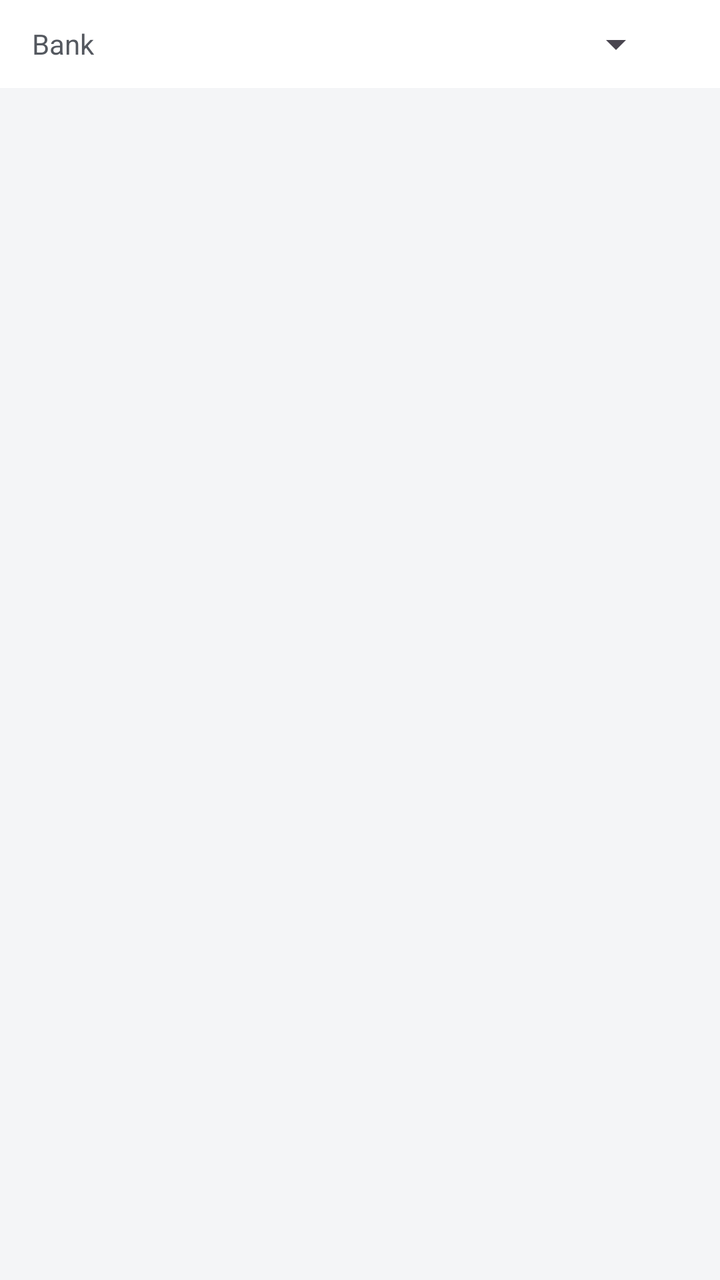
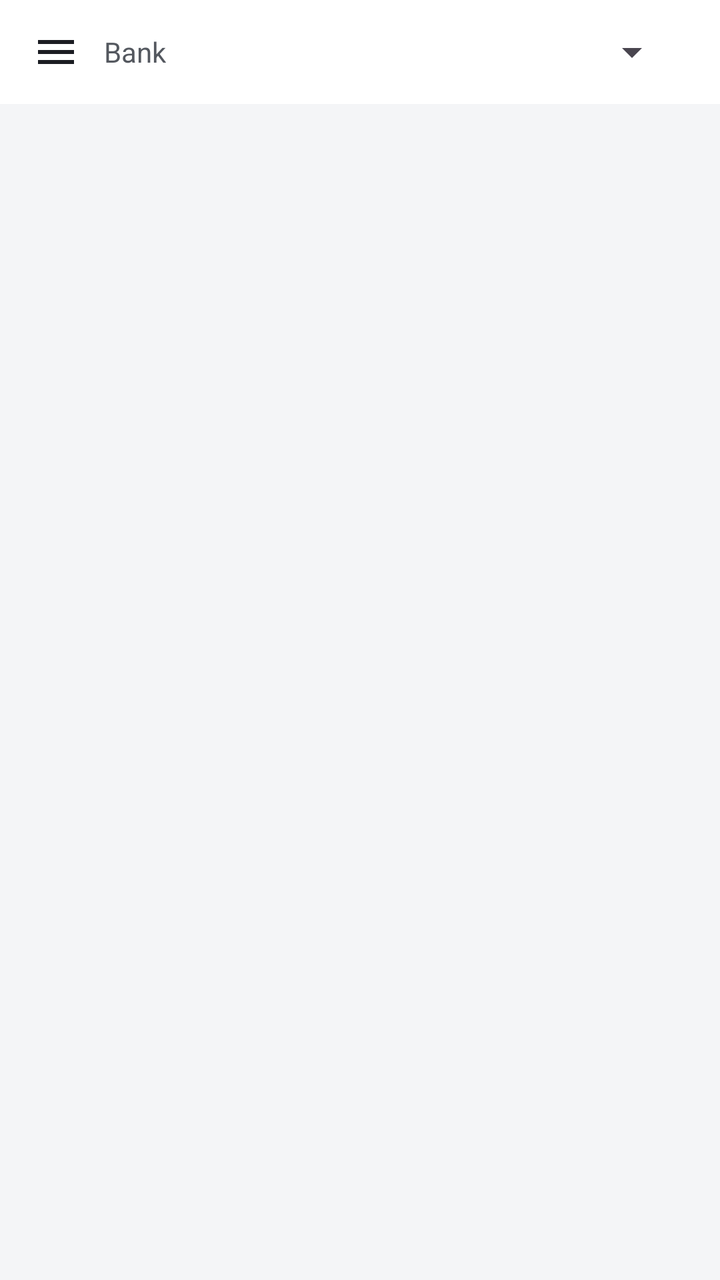

Two renders of the same Android screen: before a commit and after it. Below are the layout's source before the change and the commit's diff.
<!-- AndroidManifest.xml: application theme Theme.MonitorMix -->
<!-- res/layout/activity_mixer.xml -->
<?xml version="1.0" encoding="utf-8"?>
<LinearLayout xmlns:android="http://schemas.android.com/apk/res/android"
    android:layout_width="match_parent"
    android:layout_height="match_parent"
    android:orientation="vertical"
    android:background="?android:attr/colorBackground">

    <LinearLayout
        android:layout_width="match_parent"
        android:layout_height="wrap_content"
        android:orientation="horizontal"
        android:background="?attr/colorSurface"
        android:paddingHorizontal="16dp"
        android:paddingVertical="10dp"
        android:gravity="center_vertical">

        <TextView
            android:layout_width="wrap_content"
            android:layout_height="wrap_content"
            android:text="Bank"
            android:textColor="?attr/colorOnSurfaceVariant"
            android:layout_marginEnd="10dp" />

        <Spinner
            android:id="@+id/bank_spinner"
            android:layout_width="0dp"
            android:layout_height="wrap_content"
            android:layout_weight="1" />

        <TextView
            android:id="@+id/status_label"
            android:layout_width="wrap_content"
            android:layout_height="wrap_content"
            android:layout_marginStart="12dp"
            android:textColor="?attr/colorError"
            android:text="" />

    </LinearLayout>

    <androidx.recyclerview.widget.RecyclerView
        android:id="@+id/channel_recycler"
        android:layout_width="match_parent"
        android:layout_height="0dp"
        android:layout_weight="1"
        android:orientation="horizontal"
        android:clipToPadding="false"
        android:padding="10dp" />

</LinearLayout>
<!-- resources referenced by this layout -->
<resources>
  <style name="Theme.MonitorMix" parent="Theme.Material3.DayNight.NoActionBar">
          <item name="colorPrimary">@color/primary</item>
          <item name="colorOnPrimary">@color/on_primary</item>
          <item name="colorSecondary">@color/secondary</item>
          <item name="colorOnSecondary">@color/on_secondary</item>
          <item name="android:colorBackground">@color/background</item>
          <item name="colorSurface">@color/surface</item>
          <item name="colorOnSurface">@color/on_surface</item>
          <item name="colorSurfaceVariant">@color/surface_variant</item>
          <item name="colorOnSurfaceVariant">@color/on_surface_variant</item>
          <item name="colorError">@color/mute_active</item>
      </style>
  <color name="primary">#3B6DF6</color>
  <color name="on_primary">#FFFFFF</color>
  <color name="secondary">#1FAA6B</color>
  <color name="on_secondary">#FFFFFF</color>
  <color name="background">#F4F5F7</color>
  <color name="surface">#FFFFFF</color>
  <color name="on_surface">#1B1D22</color>
  <color name="surface_variant">#E7E9EE</color>
  <color name="on_surface_variant">#54585F</color>
  <color name="mute_active">#E5473F</color>
</resources>

<!-- the commit's change to res/layout/activity_mixer.xml (unified diff, before → after) -->
@@ -1,49 +1,109 @@
 <?xml version="1.0" encoding="utf-8"?>
-<LinearLayout xmlns:android="http://schemas.android.com/apk/res/android"
+<androidx.drawerlayout.widget.DrawerLayout
+    xmlns:android="http://schemas.android.com/apk/res/android"
+    xmlns:app="http://schemas.android.com/apk/res-auto"
+    android:id="@+id/drawer_layout"
     android:layout_width="match_parent"
-    android:layout_height="match_parent"
-    android:orientation="vertical"
-    android:background="?android:attr/colorBackground">
+    android:layout_height="match_parent">
 
     <LinearLayout
         android:layout_width="match_parent"
-        android:layout_height="wrap_content"
-        android:orientation="horizontal"
-        android:background="?attr/colorSurface"
-        android:paddingHorizontal="16dp"
-        android:paddingVertical="10dp"
-        android:gravity="center_vertical">
+        android:layout_height="match_parent"
+        android:orientation="vertical"
+        android:background="?android:attr/colorBackground">
 
-        <TextView
-            android:layout_width="wrap_content"
+        <LinearLayout
+            android:layout_width="match_parent"
             android:layout_height="wrap_content"
-            android:text="Bank"
-            android:textColor="?attr/colorOnSurfaceVariant"
-            android:layout_marginEnd="10dp" />
+            android:orientation="horizontal"
+            android:background="?attr/colorSurface"
+            android:paddingHorizontal="8dp"
+            android:paddingVertical="6dp"
+            android:gravity="center_vertical">
 
-        <Spinner
-            android:id="@+id/bank_spinner"
-            android:layout_width="0dp"
-            android:layout_height="wrap_content"
-            android:layout_weight="1" />
+            <ImageButton
+                android:id="@+id/menu_button"
+                android:layout_width="40dp"
+                android:layout_height="40dp"
+                android:layout_marginEnd="4dp"
+                android:background="?attr/selectableItemBackgroundBorderless"
+                android:contentDescription="Menu"
+                android:src="@drawable/ic_menu" />
 
-        <TextView
-            android:id="@+id/status_label"
-            android:layout_width="wrap_content"
-            android:layout_height="wrap_content"
-            android:layout_marginStart="12dp"
-            android:textColor="?attr/colorError"
-            android:text="" />
+            <TextView
+                android:layout_width="wrap_content"
+                android:layout_height="wrap_content"
+                android:text="Bank"
+                android:textColor="?attr/colorOnSurfaceVariant"
+                android:layout_marginEnd="10dp" />
+
+            <Spinner
+                android:id="@+id/bank_spinner"
+                android:layout_width="0dp"
+                android:layout_height="wrap_content"
+                android:layout_weight="1" />
+
+            <TextView
+                android:id="@+id/status_label"
+                android:layout_width="wrap_content"
+                android:layout_height="wrap_content"
+                android:layout_marginStart="12dp"
+                android:textColor="?attr/colorError"
+                android:text="" />
+
+        </LinearLayout>
+
+        <androidx.recyclerview.widget.RecyclerView
+            android:id="@+id/channel_recycler"
+            android:layout_width="match_parent"
+            android:layout_height="0dp"
+            android:layout_weight="1"
+            android:orientation="horizontal"
+            android:clipToPadding="false"
+            android:padding="10dp" />
 
     </LinearLayout>
 
-    <androidx.recyclerview.widget.RecyclerView
-        android:id="@+id/channel_recycler"
-        android:layout_width="match_parent"
-        android:layout_height="0dp"
-        android:layout_weight="1"
-        android:orientation="horizontal"
-        android:clipToPadding="false"
-        android:padding="10dp" />
+    <LinearLayout
+        android:layout_width="280dp"
+        android:layout_height="match_parent"
+        android:layout_gravity="start"
+        android:orientation="vertical"
+        android:background="?attr/colorSurface"
+        android:elevation="8dp">
 
-</LinearLayout>
+        <TextView
+            android:layout_width="match_parent"
+            android:layout_height="wrap_content"
+            android:text="Aux Buses"
+            android:textSize="16sp"
+            android:textStyle="bold"
+            android:textColor="?attr/colorOnSurface"
+            android:paddingHorizontal="18dp"
+            android:paddingTop="20dp"
+            android:paddingBottom="8dp" />
+
+        <androidx.recyclerview.widget.RecyclerView
+            android:id="@+id/drawer_aux_recycler"
+            android:layout_width="match_parent"
+            android:layout_height="0dp"
+            android:layout_weight="1"
+            android:clipToPadding="false"
+            android:paddingBottom="8dp" />
+
+        <View
+            android:layout_width="match_parent"
+            android:layout_height="1dp"
+            android:background="?attr/colorSurfaceVariant" />
+
+        <com.google.android.material.button.MaterialButton
+            android:id="@+id/logout_button"
+            android:layout_width="match_parent"
+            android:layout_height="wrap_content"
+            android:layout_margin="14dp"
+            android:text="Log Out"
+            app:cornerRadius="10dp" />
+
+    </LinearLayout>
+
+</androidx.drawerlayout.widget.DrawerLayout>
<!-- resource entries referenced after the edit -->
@@ -1,5 +1,15 @@
 <!-- resources referenced by this layout -->
 <resources>
+  <!-- drawable ic_menu (drawable) -->
+  <vector xmlns:android="http://schemas.android.com/apk/res/android"
+      android:width="24dp"
+      android:height="24dp"
+      android:viewportWidth="24"
+      android:viewportHeight="24">
+      <path
+          android:fillColor="@color/on_surface"
+          android:pathData="M3,6h18v2H3z M3,11h18v2H3z M3,16h18v2H3z" />
+  </vector>
   <style name="Theme.MonitorMix" parent="Theme.Material3.DayNight.NoActionBar">
           <item name="colorPrimary">@color/primary</item>
           <item name="colorOnPrimary">@color/on_primary</item>
@@ -12,13 +22,13 @@
           <item name="colorOnSurfaceVariant">@color/on_surface_variant</item>
           <item name="colorError">@color/mute_active</item>
       </style>
+  <color name="on_surface">#1B1D22</color>
   <color name="primary">#3B6DF6</color>
   <color name="on_primary">#FFFFFF</color>
   <color name="secondary">#1FAA6B</color>
   <color name="on_secondary">#FFFFFF</color>
   <color name="background">#F4F5F7</color>
   <color name="surface">#FFFFFF</color>
-  <color name="on_surface">#1B1D22</color>
   <color name="surface_variant">#E7E9EE</color>
   <color name="on_surface_variant">#54585F</color>
   <color name="mute_active">#E5473F</color>
